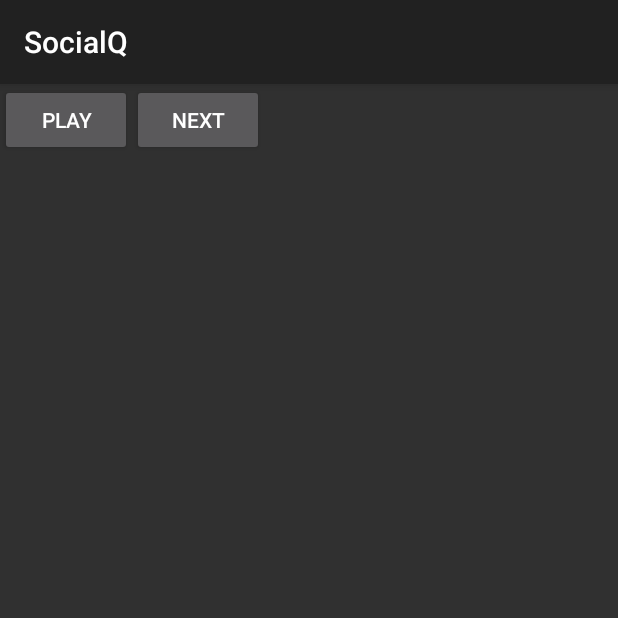
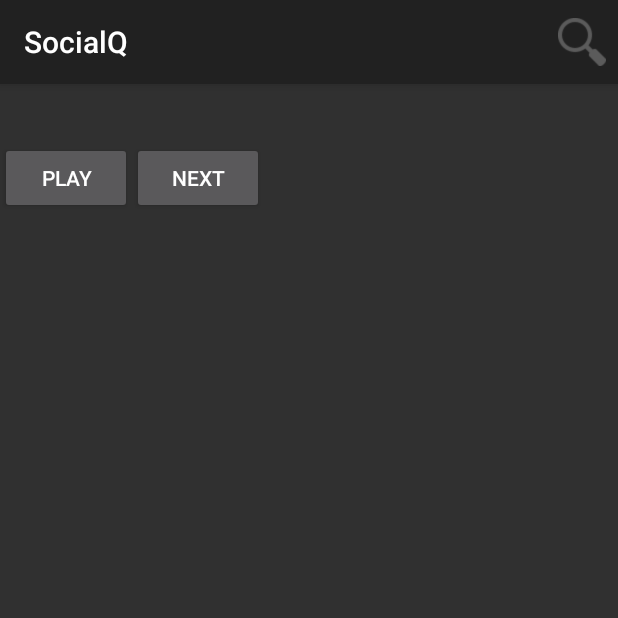
Before and after one commit to Fryguy1991/SocialQ, an Android app: the screen it shows after launch (HomeScreen before the commit, HomeActivity after it), on a phone screen of 412 x 824 dp, the top half of it. Run offline under Robolectric (Android 15) with nearby library versions, the light colour scheme and no system bars; libraries missing offline, so code that uses them is left out: com.spotify.sdk, kaaes.spotify.webapi; 4 statements that could not run were skipped.

Commit message:
Create base search activity.  Begin displaying queue on home screen.

```diff
--- a/app/src/main/AndroidManifest.xml
+++ b/app/src/main/AndroidManifest.xml
@@ -11,9 +11,10 @@
     <!-- Application Activities -->
         <!-- Activity for Home Screen -->
         <activity
-            android:name="userinterface.activities.HomeScreen"
+            android:name="userinterface.activities.HomeActivity"
             android:label="@string/app_name"
-            android:screenOrientation="portrait">
+            android:screenOrientation="portrait"
+            android:launchMode="singleTop">
             <intent-filter>
                 <action android:name="android.intent.action.MAIN"/>
                 <category android:name="android.intent.category.LAUNCHER"/>
@@ -23,7 +24,8 @@
         <activity
             android:name="userinterface.activities.SearchActivity"
             android:label="@string/search_activity_name"
-            android:screenOrientation="portrait"/>
+            android:screenOrientation="portrait"
+            android:parentActivityName="userinterface.activities.HomeActivity"/>
 
         <!-- Activity for Spotify login (created by Spotify) -->
         <activity
--- a/app/src/main/java/userinterface/activities/HomeScreen.java
+++ b/app/src/main/java/userinterface/activities/HomeActivity.java
@@ -8,9 +8,15 @@
 import android.os.Bundle;
 import android.os.IBinder;
 import android.os.StrictMode;
+import android.support.v7.widget.LinearLayoutManager;
+import android.support.v7.widget.RecyclerView;
 import android.util.Log;
+import android.view.Menu;
+import android.view.MenuInflater;
+import android.view.MenuItem;
 import android.view.View;
 import android.widget.Button;
+import android.widget.TextView;
 
 import com.spotify.sdk.android.authentication.AuthenticationClient;
 import com.spotify.sdk.android.authentication.AuthenticationRequest;
@@ -21,11 +27,14 @@
 
 import kaaes.spotify.webapi.android.SpotifyApi;
 import kaaes.spotify.webapi.android.SpotifyService;
+import kaaes.spotify.webapi.android.models.Track;
 import kaaes.spotify.webapi.android.models.TracksPager;
-import services.IPlayQueueService;
 import services.PlayQueueService;
+import userinterface.adapters.QueueDisplayAdapter;
+import userinterface.widgets.QueueItemDecoration;
+import utils.DisplayUtils;
 
-public class HomeScreen extends Activity implements ConnectionStateCallback {
+public class HomeActivity extends Activity implements ConnectionStateCallback {
 
     // Client ID specific to this application
     private static final String CLIENT_ID = "0fab62a3895a4fa3aae14bc3e46bc59c";
@@ -34,13 +43,21 @@
     // Request code that will be used to verify if the result comes from correct activity
     // Can be any integer
     private static final int SPOTIFY_LOGIN_REQUEST = 8675309;
+    // Request code used for Spotify search
+    private static final int SEARCH_REQUEST = 1337;
+    // Contains access token for Spotify
+    private String mAccessToken;
 
     private Button mNextButton;
     private Button mPlayPauseButton;
+    private RecyclerView mQueueList;
+    private QueueDisplayAdapter mQueueDisplayAdapter;
+    private TextView mCurrentTrackName;
+    private TextView mCurrentArtistName;
 
     private SpotifyApi mApi;
     private SpotifyService mSpotifyService;
-    private IPlayQueueService mPlayQueueService;
+    private PlayQueueService mPlayQueueService;
 
     // Object for connecting to/from play queue service
     private ServiceConnection mServiceConnection = new ServiceConnection() {
@@ -50,6 +67,7 @@
             mPlayQueueService = binder.getService();
 
             setupDemoQueue();
+            setupQueueList();
         }
 
         @Override
@@ -71,6 +89,9 @@
         // Initialize UI elements
         mNextButton = (Button) findViewById(R.id.btn_next);
         mPlayPauseButton = (Button) findViewById(R.id.btn_play_pause);
+        mQueueList = (RecyclerView) findViewById(R.id.rv_queue_list_view);
+        mCurrentTrackName = (TextView) findViewById(R.id.tv_current_track_name);
+        mCurrentArtistName = (TextView) findViewById(R.id.tv_current_artist_name);
 
         // Building and sending login request through Spotify built activity
         AuthenticationRequest.Builder builder = new AuthenticationRequest.Builder(CLIENT_ID,
@@ -89,6 +110,10 @@
             @Override
             public void onClick(View view) {
                 mPlayQueueService.playNextInQueue();
+                Track currentTrack = mPlayQueueService.getCurrentTrack();
+                mCurrentTrackName.setText(currentTrack.name);
+                mCurrentArtistName.setText(DisplayUtils.getTrackArtistString(currentTrack));
+                mQueueDisplayAdapter.updateQueueList(mPlayQueueService.getQueue());
             }
         });
 
@@ -105,11 +130,13 @@
         super.onActivityResult(requestCode, resultCode, intent);
 
         // Check if result comes from the correct activity
-        if (requestCode == SPOTIFY_LOGIN_REQUEST) {
+        switch (requestCode) {
+            case SPOTIFY_LOGIN_REQUEST:
                 AuthenticationResponse response = AuthenticationClient.getResponse(resultCode, intent);
                 if (response.getType() == AuthenticationResponse.Type.TOKEN) {
-                Log.d("HomeScreen", "Access token granted");
+                    Log.d("HomeActivity", "Access token granted");
                     // Start service that will play and control queue
+                    mAccessToken = response.getAccessToken();
                     Intent startPlayQueueIntent = new Intent(this, PlayQueueService.class);
                     Bundle extraBundle = new Bundle();
                     extraBundle.putString(getString(R.string.access_token_extra), response.getAccessToken());
@@ -117,6 +144,10 @@
                     bindService(startPlayQueueIntent, mServiceConnection, Context.BIND_AUTO_CREATE);
                     initSpotifySearchElements(response.getAccessToken());
                 }
+                break;
+            case SEARCH_REQUEST:
+                // TODO: handle search result here
+                break;
         }
     }
 
@@ -129,32 +160,56 @@
 
     @Override
     public void onLoggedIn() {
-        Log.d("HomeScreen", "User logged in");
+        Log.d("HomeActivity", "User logged in");
     }
 
     @Override
     public void onLoggedOut() {
-        Log.d("HomeScreen", "User logged out");
+        Log.d("HomeActivity", "User logged out");
     }
 
     @Override
     public void onLoginFailed(Throwable error) {
-        Log.d("HomeScreen", "Login failed");
+        Log.d("HomeActivity", "Login failed");
     }
 
     @Override
     public void onTemporaryError() {
-        Log.d("HomeScreen", "Temporary error occurred");
+        Log.d("HomeActivity", "Temporary error occurred");
     }
 
     @Override
     public void onConnectionMessage(String message) {
-        Log.d("HomeScreen", "Received connection message: " + message);
+        Log.d("HomeActivity", "Received connection message: " + message);
     }
 
     @Override
     protected void onDestroy() {
         super.onDestroy();
+    }
+
+    @Override
+    public boolean onCreateOptionsMenu(Menu menu) {
+        MenuInflater inflater = getMenuInflater();
+        inflater.inflate(R.menu.main_screen_menu, menu);
+        return true;
+    }
+
+    @Override
+    public boolean onOptionsItemSelected(MenuItem item) {
+        switch (item.getItemId()) {
+            case R.id.search_action:
+                Intent searchIntent = new Intent(this, SearchActivity.class);
+                Bundle extrasBundle = new Bundle();
+                extrasBundle.putString(getString(R.string.access_token_extra), mAccessToken);
+                searchIntent.putExtras(extrasBundle);
+                searchIntent.addFlags(Intent.FLAG_ACTIVITY_NEW_TASK);
+                startActivityForResult(searchIntent, SEARCH_REQUEST);
+                return true;
+            default:
+                // Do nothing
+                return false;
+        }
     }
 
     private void setupDemoQueue() {
@@ -171,8 +226,16 @@
         mPlayQueueService.addSongToQueue(tracks.tracks.items.get(0));
     }
 
+    private void setupQueueList() {
+        mQueueDisplayAdapter = new QueueDisplayAdapter(mPlayQueueService.getQueue());
+        mQueueList.setAdapter(mQueueDisplayAdapter);
+        LinearLayoutManager layoutManager = new LinearLayoutManager(this, LinearLayoutManager.VERTICAL, false);
+        mQueueList.setLayoutManager(layoutManager);
+        mQueueList.addItemDecoration(new QueueItemDecoration(getApplicationContext()));
+    }
+
     private void handlePlayPause(boolean isPlaying) {
-        if(isPlaying) {
+        if (isPlaying) {
             mPlayPauseButton.setText(getString(R.string.play_btn));
             mPlayQueueService.pause();
         } else {
--- a/app/src/main/res/layout/home_screen.xml
+++ b/app/src/main/res/layout/home_screen.xml
@@ -1,11 +1,24 @@
 <?xml version="1.0" encoding="utf-8"?>
 <RelativeLayout xmlns:android="http://schemas.android.com/apk/res/android"
-    android:layout_width="match_parent" android:layout_height="match_parent">
+    android:layout_width="match_parent"
+    android:layout_height="match_parent">
+
+    <TextView
+        android:id="@+id/tv_current_track_name"
+        android:layout_width="match_parent"
+        android:layout_height="wrap_content" />
+
+    <TextView
+        android:id="@+id/tv_current_artist_name"
+        android:layout_width="match_parent"
+        android:layout_height="wrap_content"
+        android:layout_below="@id/tv_current_track_name"/>
 
     <Button
         android:id="@+id/btn_play_pause"
         android:layout_width="wrap_content"
         android:layout_height="wrap_content"
+        android:layout_below="@id/tv_current_artist_name"
         android:text="@string/play_btn"
         android:textAllCaps="true"/>
 
@@ -15,11 +28,13 @@
         android:layout_height="wrap_content"
         android:text="@string/next_btn"
         android:textAllCaps="true"
-        android:layout_toEndOf="@id/btn_play_pause"/>
+        android:layout_toEndOf="@id/btn_play_pause"
+        android:layout_alignBottom="@id/btn_play_pause"/>
 
     <android.support.v7.widget.RecyclerView
         android:id="@+id/rv_queue_list_view"
         android:layout_width="match_parent"
         android:layout_height="match_parent"
-        android:layout_below="@id/btn_next"/>
+        android:layout_below="@id/btn_play_pause"
+        android:layout_marginTop="10dp"/>
 </RelativeLayout>
--- /dev/null
+++ b/app/src/main/res/layout/search_screen.xml
@@ -0,0 +1,5 @@
+<?xml version="1.0" encoding="utf-8"?>
+<RelativeLayout xmlns:android="http://schemas.android.com/apk/res/android"
+    android:layout_width="match_parent" android:layout_height="match_parent">
+
+</RelativeLayout>
--- a/app/src/main/res/menu/main_screen_menu.xml
+++ b/app/src/main/res/menu/main_screen_menu.xml
@@ -1,4 +1,10 @@
 <?xml version="1.0" encoding="utf-8"?>
 <menu xmlns:android="http://schemas.android.com/apk/res/android">
 
+    <item
+        android:id="@+id/search_action"
+        android:icon="@drawable/search_icon"
+        android:title="@string/search_action"
+        android:showAsAction="always"/>
+
 </menu>
--- /dev/null
+++ b/app/src/main/res/menu/search_menu.xml
@@ -0,0 +1,4 @@
+<?xml version="1.0" encoding="utf-8"?>
+<menu xmlns:android="http://schemas.android.com/apk/res/android">
+
+</menu>
--- a/app/src/main/res/values/colors.xml
+++ b/app/src/main/res/values/colors.xml
@@ -3,4 +3,7 @@
     <color name="colorPrimary">#3F51B5</color>
     <color name="colorPrimaryDark">#303F9F</color>
     <color name="colorAccent">#FF4081</color>
+    <color name="Gray">#FF808080</color>
+    <color name="White">#FFFFFFFF</color>
+    <color name="MidBlue">#FF1E90FF</color>
 </resources>
--- /dev/null
+++ b/app/src/main/res/values/dimens.xml
@@ -0,0 +1,4 @@
+<?xml version="1.0" encoding="utf-8"?>
+<resources>
+    <dimen name="queue_decorator_height">2dp</dimen>
+</resources>
--- a/app/src/main/res/values/strings.xml
+++ b/app/src/main/res/values/strings.xml
@@ -4,7 +4,12 @@
     <string name="home_activity_name">Home</string>
     <string name="search_activity_name">Search</string>
 
+    <!-- Menu Action Strings -->
+    <string name="search_action">search_action</string>
+
     <string name="track_to_play_format">spotify:track:%1$s</string>
+
+    <!-- Home Screen Strings -->
     <string name="next_btn">Next</string>
     <string name="play_btn">Play</string>
     <string name="pause_btn">Pause</string>
```
Also changed, not shown: app/src/main/java/services/PlayQueueService.java (+16 -11 lines), app/src/main/java/userinterface/activities/SearchActivity.java (+29 -0 lines), app/src/main/java/userinterface/adapters/QueueDisplayAdapter.java (added, +71 -0 lines), app/src/main/java/userinterface/widgets/QueueItemDecoration.java (added, +51 -0 lines), app/src/main/java/utils/DisplayUtils.java (added, +31 -0 lines), app/src/main/res/drawable/queue_divider.xml (added, +9 -0 lines), app/src/main/res/layout/queue_list_item.xml (added, +19 -0 lines). Lines whose indentation alone changed are shown as unchanged.
